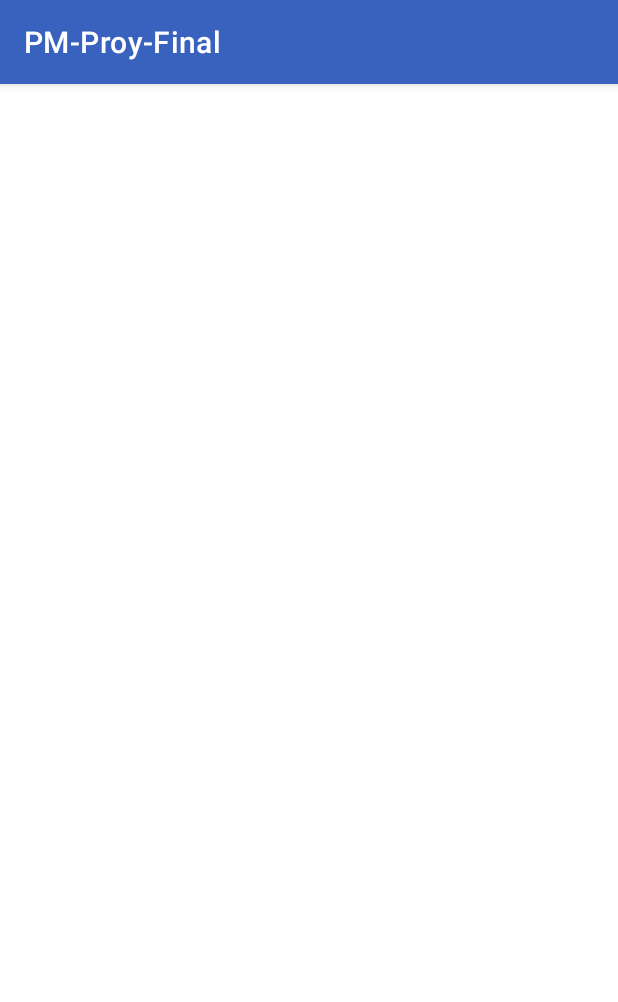
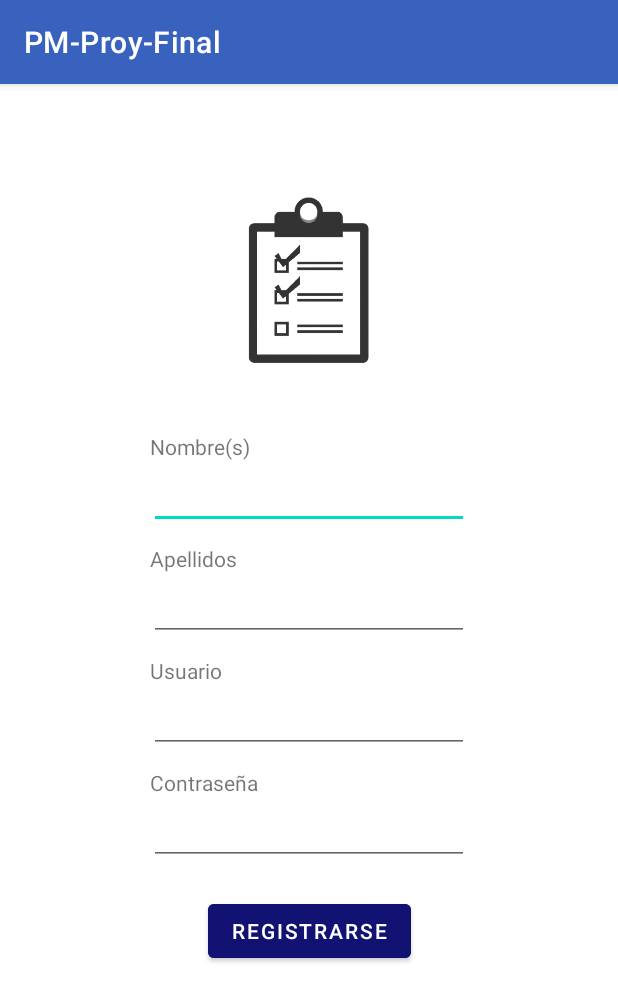
Before and after one commit to Alessandra-NA/PM-Proy-Final, an Android app: the SignupActivity screen opened directly, with no data from a screen before it, on a phone screen of 412 x 824 dp. Shown: the top 1002 px of the screen. Run offline under Robolectric (Android 15) with nearby library versions, the phone set to English and light mode, and no system bars.

Commit message:
login y registro terminado

```diff
--- a/app/src/main/java/com/example/pm_proy_final/MainActivity.kt
+++ b/app/src/main/java/com/example/pm_proy_final/MainActivity.kt
@@ -6,6 +6,7 @@ import com.example.pm_proy_final.fragments.AnunciosFragment
 import com.example.pm_proy_final.fragments.ChatPrincipalFragment
 import com.example.pm_proy_final.fragments.NuevoAnuncioFragment
 import com.example.pm_proy_final.fragments.PerfilFragment
+import com.example.pm_proy_final.models.UsuarioManager
 import com.google.android.material.bottomnavigation.BottomNavigationView
 
 
--- a/app/src/main/java/com/example/pm_proy_final/SignupActivity.kt
+++ b/app/src/main/java/com/example/pm_proy_final/SignupActivity.kt
@@ -1,7 +1,36 @@
 package com.example.pm_proy_final
 
+import android.content.Intent
+import android.os.Bundle
+import android.widget.Button
+import android.widget.EditText
+import android.widget.Toast
 import androidx.appcompat.app.AppCompatActivity
+import com.example.pm_proy_final.models.UsuarioManager
 
 class SignupActivity: AppCompatActivity() {
-    // TODO: 30/11/2021 Falta implementar
+    private lateinit var txtUsername : String
+    private lateinit var txtPassword : String
+    private lateinit var txtNombres : String
+    private lateinit var txtApellidos : String
+    override fun onCreate(savedInstanceState: Bundle?) {
+        super.onCreate(savedInstanceState)
+        setContentView(R.layout.activity_signup)
+        // declarando variables
+        txtUsername = findViewById<EditText>(R.id.edTxtUsername2).text.toString()
+        txtPassword = findViewById<EditText>(R.id.edtxtPwd2).text.toString()
+        txtNombres = findViewById<EditText>(R.id.edTxtNombres).text.toString()
+        txtApellidos = findViewById<EditText>(R.id.edTxtApellidos).text.toString()
+        findViewById<Button>(R.id.btnRegistro2).setOnClickListener{
+            if(txtUsername == "" || txtPassword == "" || txtNombres == "" || txtApellidos == "") Toast.makeText(this,"Debe completar todos los campos", Toast.LENGTH_SHORT).show()
+            else {
+                val intent : Intent = Intent()
+                intent.setClass(this, LoginActivity::class.java)
+                UsuarioManager().addUsuario(txtUsername,txtPassword,txtNombres,txtApellidos)
+                Toast.makeText(this,"Registro exitoso",Toast.LENGTH_SHORT).show()
+                startActivity(intent)
+            }
+        }
+        // TODO: 3/12/2021 Verificar usuario existente
+    }
 }
--- a/app/src/main/res/layout/activity_signup.xml
+++ b/app/src/main/res/layout/activity_signup.xml
@@ -95,7 +95,7 @@
         app:layout_constraintTop_toBottomOf="@+id/textView9" />
 
     <Button
-        android:id="@+id/button"
+        android:id="@+id/btnRegistro2"
         android:layout_width="wrap_content"
         android:layout_height="wrap_content"
         android:layout_marginTop="20dp"
```
Also changed, not shown: app/src/main/java/com/example/pm_proy_final/LoginActivity.kt (+35 -14 lines), app/src/main/java/com/example/pm_proy_final/models/Usuario.kt (added, +9 -0 lines), app/src/main/java/com/example/pm_proy_final/models/UsuarioManager.kt (added, +46 -0 lines).
